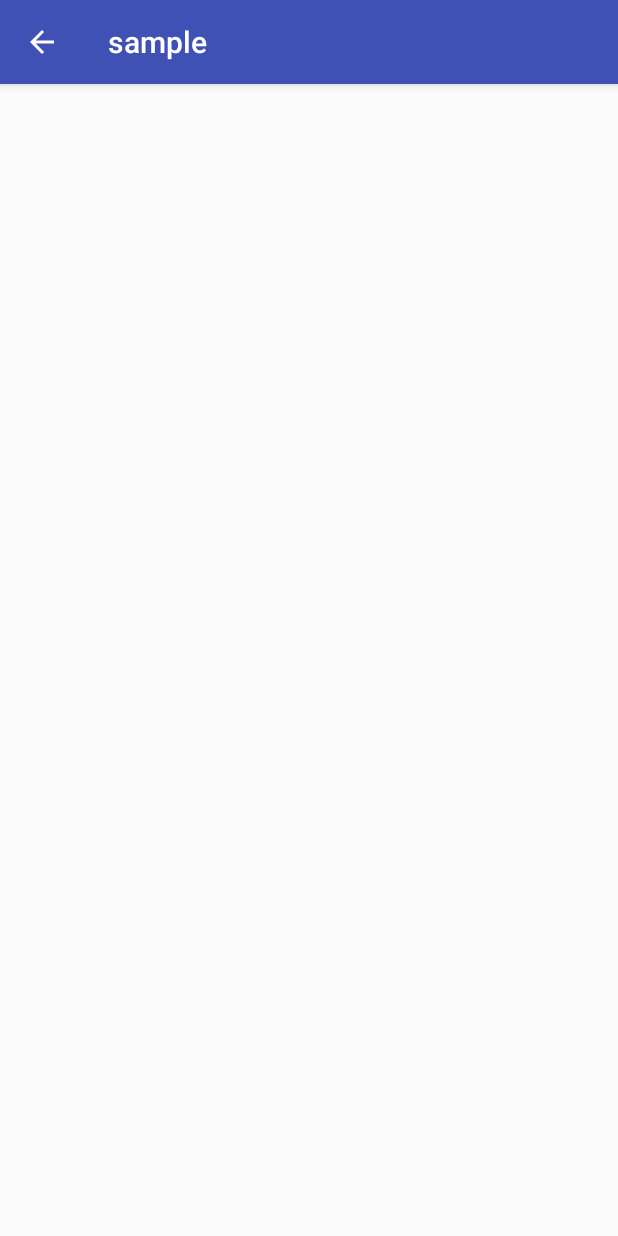
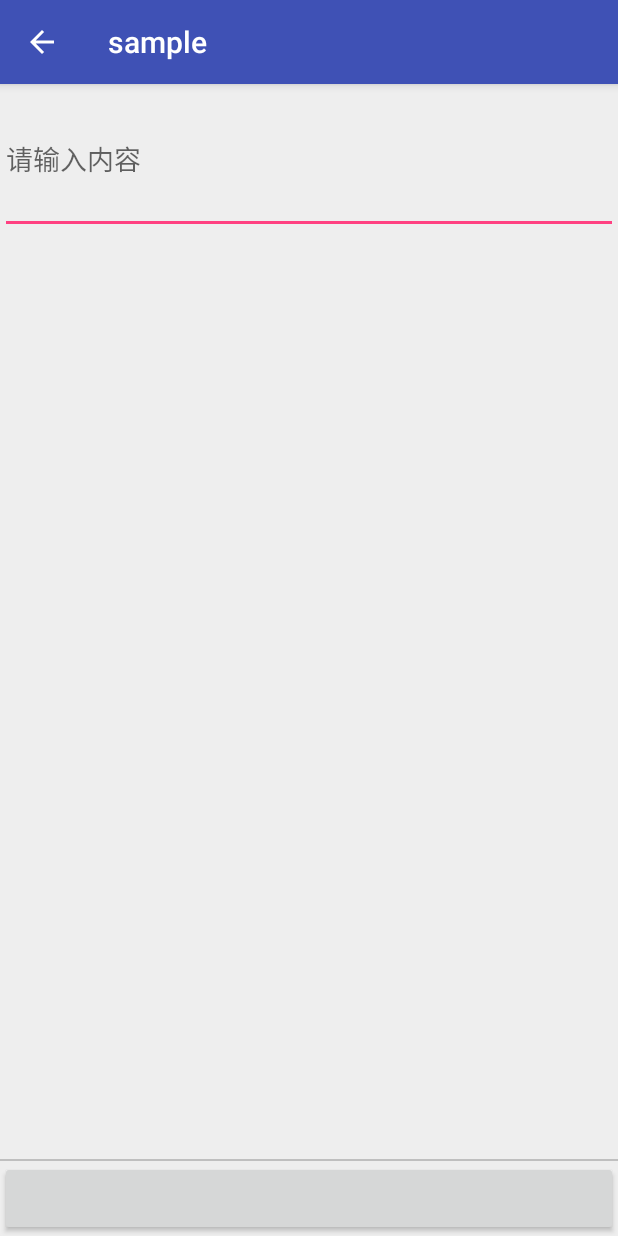
Before and after one commit to Jorelanbo/samples, an Android app: the DrawerActivity screen opened directly, with no data from a screen before it, on a phone screen of 412 x 824 dp. Run offline under Robolectric (Android 15) with nearby library versions, the phone set to English and light mode, and no system bars.

Commit message:
finish drawerlayout

```diff
--- a/app/src/main/java/com/js/sample/DrawerActivity.java
+++ b/app/src/main/java/com/js/sample/DrawerActivity.java
@@ -14,6 +14,11 @@ public class DrawerActivity extends AppCompatActivity {
     @Override
     protected void onCreate(@Nullable Bundle savedInstanceState) {
         super.onCreate(savedInstanceState);
+        setContentView(R.layout.activity_drawer);
+        initView();
+    }
+
+    private void initView() {
 
     }
 }
--- a/app/src/main/res/layout/activity_drawer.xml
+++ b/app/src/main/res/layout/activity_drawer.xml
@@ -1,6 +1,58 @@
 <?xml version="1.0" encoding="utf-8"?>
 <android.support.v4.widget.DrawerLayout xmlns:android="http://schemas.android.com/apk/res/android"
+    android:id="@+id/drawer_main"
     android:layout_width="match_parent"
-    android:layout_height="match_parent">
+    android:layout_height="match_parent"
+    android:background="#FFFFFF">
+
+    <RelativeLayout
+        android:layout_width="match_parent"
+        android:layout_height="match_parent"
+        android:background="#EEEEEE">
+
+        <EditText
+            android:id="@+id/inlicude2"
+            android:layout_width="match_parent"
+            android:layout_height="100dp"
+            android:layout_alignParentTop="true"
+            android:hint="@string/commo_hint"
+            android:inputType="text" />
+
+        <FrameLayout
+            android:id="@+id/fl_drawerlayout"
+            android:layout_width="wrap_content"
+            android:layout_height="wrap_content"
+            android:layout_below="@id/inlicude2"
+            android:layout_above="@id/textview"/>
+
+        <TextView
+            android:id="@+id/textview"
+            android:layout_width="match_parent"
+            android:layout_height="1dp"
+            android:background="#BFBFBF"
+            android:layout_above="@id/include"
+            android:layout_alignParentStart="true"
+            android:layout_alignParentLeft="true"/>
+
+        <Button
+            android:id="@+id/include"
+            android:layout_width="match_parent"
+            android:layout_height="50dp"
+            android:layout_alignParentBottom="true"/>
+    </RelativeLayout>
+
+    <LinearLayout
+        android:id="@+id/ll_left_menus"
+        android:layout_width="200dp"
+        android:layout_height="match_parent"
+        android:background="#FFFFFF"
+        android:layout_gravity="start"
+        android:orientation="vertical">
+
+        <TextView
+            android:layout_width="match_parent"
+            android:layout_height="wrap_content"
+            android:text="@string/test_words"/>
+    </LinearLayout>
 
 </android.support.v4.widget.DrawerLayout>
--- a/app/src/main/res/values/strings.xml
+++ b/app/src/main/res/values/strings.xml
@@ -6,4 +6,6 @@
     <string name="main_page">main page</string>
     <string name="logger_framework">logger framework</string>
     <string name="async_task">AsyncTask</string>
+    <string name="commo_hint">请输入内容</string>
+    <string name="test_words">This is test words.</string>
 </resources>
```
